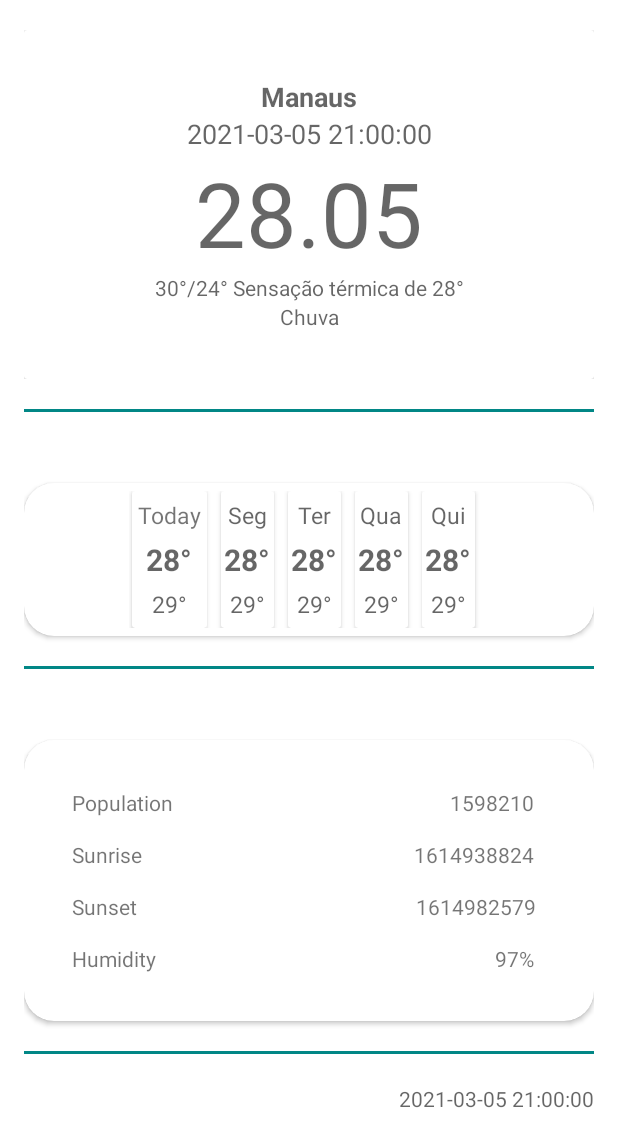
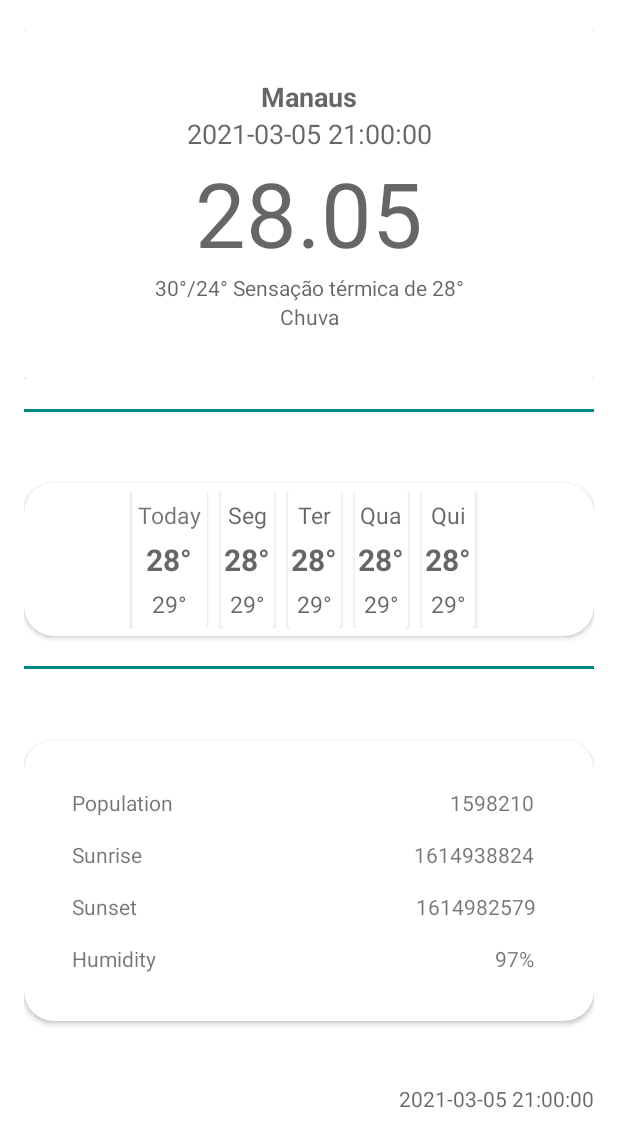
Before and after one commit to dijoncavalcante/weatherForecast, an Android app: the layout list_item.xml on its own in the app's theme, with its tools: preview values and no code run, on a phone screen of 412 x 824 dp. Shown: the top 1147 px of the screen. Run offline under Robolectric (Android 15) with nearby library versions, the phone set to English and light mode, and no system bars; network calls fail.

Commit message:
Add new color

```diff
--- a/app/src/main/res/layout/list_item.xml
+++ b/app/src/main/res/layout/list_item.xml
@@ -133,7 +133,7 @@
         android:layout_height="2dp"
         android:layout_marginTop="20dp"
         android:layout_marginBottom="20dp"
-        android:background="@color/design_default_color_secondary_variant"
+        android:background="@color/semiTransparentColor"
         android:focusable="false" />
 
     <TextView
@@ -141,5 +141,6 @@
         android:layout_width="match_parent"
         android:layout_height="wrap_content"
         android:gravity="right"
-        android:hint="2021-03-05 21:00:00" />
+        android:hint="2021-03-05 21:00:00"
+        android:layout_marginBottom="32dp"/>
 </LinearLayout>
--- a/app/src/main/res/values/colors.xml
+++ b/app/src/main/res/values/colors.xml
@@ -7,4 +7,5 @@
     <color name="teal_700">#FF018786</color>
     <color name="black">#FF000000</color>
     <color name="white">#FFFFFFFF</color>
+    <color name="semiTransparentColor">#20ffffff</color>
 </resources>
```
